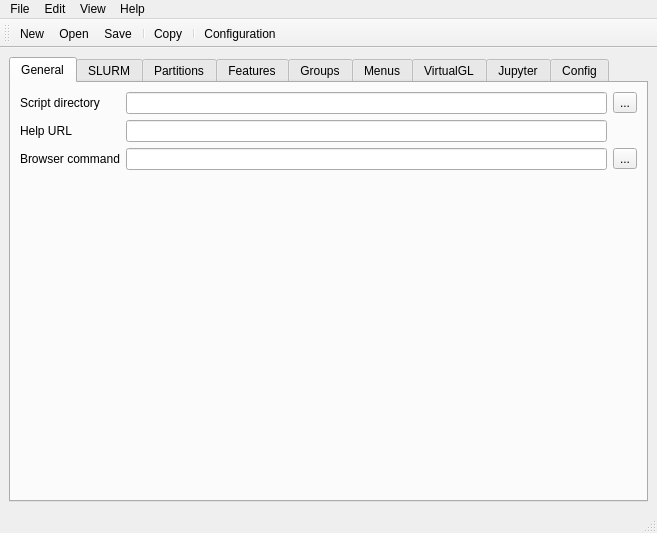
Qt form ui/setup_window.ui (lunarc/gfxlauncher) before a commit.
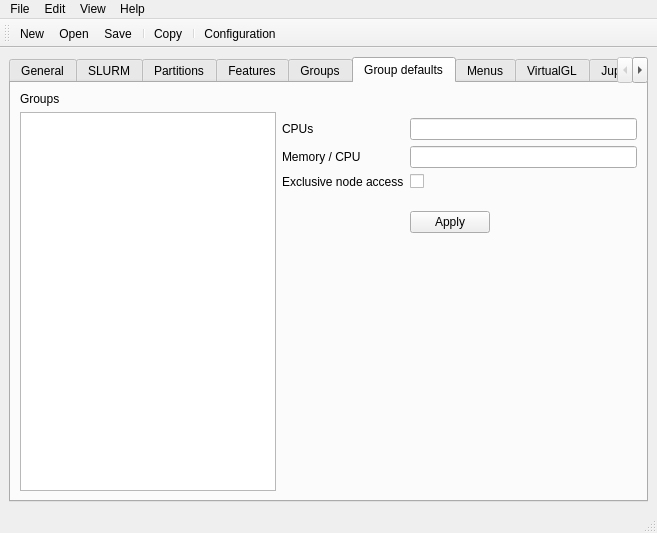
The same form after that commit. Icons and pictures are not drawn.

What changed in the file:
```diff
--- a/ui/setup_window.ui
+++ b/ui/setup_window.ui
@@ -18,7 +18,7 @@
     <item>
      <widget class="QTabWidget" name="config_tabs">
       <property name="currentIndex">
-       <number>0</number>
+       <number>5</number>
       </property>
       <widget class="QWidget" name="tab">
        <attribute name="title">
@@ -403,6 +403,130 @@
         </item>
        </layout>
       </widget>
+      <widget class="QWidget" name="tab_10">
+       <attribute name="title">
+        <string>Group defaults</string>
+       </attribute>
+       <layout class="QGridLayout" name="gridLayout_10">
+        <item row="1" column="1">
+         <widget class="QLabel" name="label_25">
+          <property name="text">
+           <string>CPUs</string>
+          </property>
+         </widget>
+        </item>
+        <item row="0" column="1">
+         <spacer name="verticalSpacer_9">
+          <property name="orientation">
+           <enum>Qt::Vertical</enum>
+          </property>
+          <property name="sizeType">
+           <enum>QSizePolicy::Fixed</enum>
+          </property>
+          <property name="sizeHint" stdset="0">
+           <size>
+            <width>20</width>
+            <height>20</height>
+           </size>
+          </property>
+         </spacer>
+        </item>
+        <item row="3" column="1">
+         <widget class="QLabel" name="label_18">
+          <property name="text">
+           <string>Exclusive node access</string>
+          </property>
+         </widget>
+        </item>
+        <item row="3" column="2">
+         <widget class="QCheckBox" name="group_default_exclusive_check">
+          <property name="text">
+           <string/>
+          </property>
+         </widget>
+        </item>
+        <item row="2" column="1">
+         <widget class="QLabel" name="label_17">
+          <property name="text">
+           <string>Memory / CPU</string>
+          </property>
+         </widget>
+        </item>
+        <item row="1" column="2">
+         <widget class="QLineEdit" name="group_default_tasks_edit"/>
+        </item>
+        <item row="6" column="2">
+         <spacer name="verticalSpacer_14">
+          <property name="orientation">
+           <enum>Qt::Vertical</enum>
+          </property>
+          <property name="sizeHint" stdset="0">
+           <size>
+            <width>20</width>
+            <height>40</height>
+           </size>
+          </property>
+         </spacer>
+        </item>
+        <item row="2" column="2">
+         <widget class="QLineEdit" name="group_default_memory_edit"/>
+        </item>
+        <item row="5" column="2">
+         <layout class="QHBoxLayout" name="horizontalLayout">
+          <item>
+           <widget class="QPushButton" name="apply_group_defaults_button">
+            <property name="text">
+             <string>Apply</string>
+            </property>
+           </widget>
+          </item>
+          <item>
+           <spacer name="horizontalSpacer">
+            <property name="orientation">
+             <enum>Qt::Horizontal</enum>
+            </property>
+            <property name="sizeHint" stdset="0">
+             <size>
+              <width>40</width>
+              <height>20</height>
+             </size>
+            </property>
+           </spacer>
+          </item>
+         </layout>
+        </item>
+        <item row="0" column="0" rowspan="7">
+         <layout class="QVBoxLayout" name="verticalLayout_9">
+          <item>
+           <widget class="QLabel" name="label_24">
+            <property name="text">
+             <string>Groups</string>
+            </property>
+           </widget>
+          </item>
+          <item>
+           <widget class="QListWidget" name="group_default_list"/>
+          </item>
+         </layout>
+        </item>
+        <item row="4" column="2">
+         <spacer name="verticalSpacer_8">
+          <property name="orientation">
+           <enum>Qt::Vertical</enum>
+          </property>
+          <property name="sizeType">
+           <enum>QSizePolicy::Fixed</enum>
+          </property>
+          <property name="sizeHint" stdset="0">
+           <size>
+            <width>20</width>
+            <height>10</height>
+           </size>
+          </property>
+         </spacer>
+        </item>
+       </layout>
+      </widget>
       <widget class="QWidget" name="tab_3">
        <attribute name="title">
         <string>Menus</string>
```
